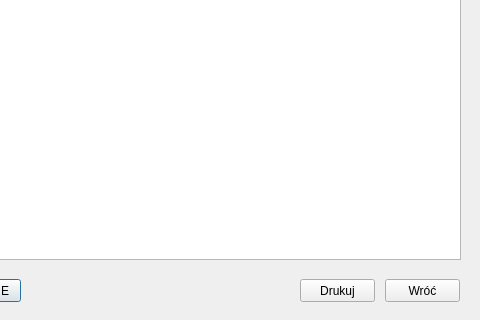
DzimiX/ProgramSprzedazowy, file salesdetail.ui: the form before one commit; both pictures show x 150 to 630 and y 201 to 521 of the 630 by 521 pixel window.
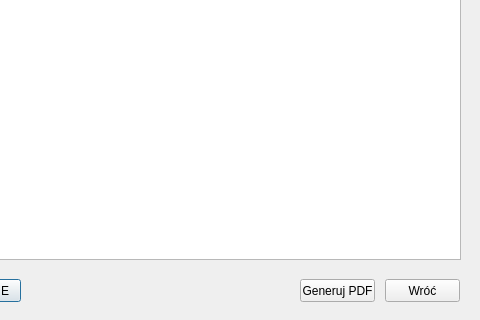
The form after the commit.

What changed in the file:
```diff
--- a/salesdetail.ui
+++ b/salesdetail.ui
@@ -120,7 +120,7 @@
     </rect>
    </property>
    <property name="text">
-    <string>Drukuj</string>
+    <string>Generuj PDF</string>
    </property>
   </widget>
   <widget class="QLabel" name="label_4">
```
